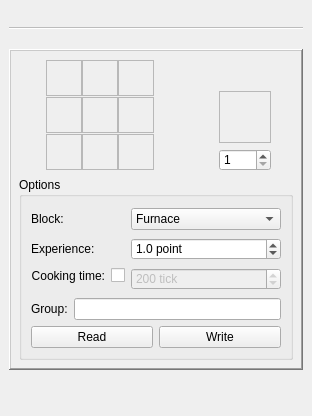
Before: the Qt Designer form src/visualrecipeeditordock.ui in IoeCmcomc/MCDatapacker, drawn with Qt 5.
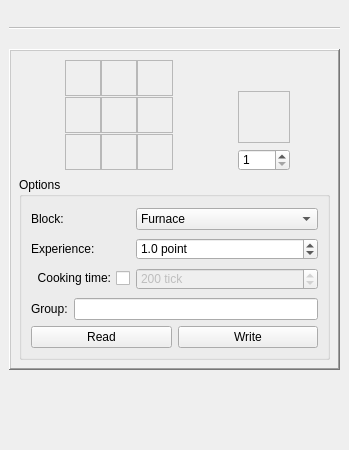
After: the same form once the commit is applied. The open tabs and pages were chosen to show the change. Icons and pictures are not drawn. Custom widgets are drawn as their Qt base class.

Diff of the .ui file:
```diff
--- a/src/visualrecipeeditordock.ui
+++ b/src/visualrecipeeditordock.ui
@@ -6,8 +6,8 @@
    <rect>
     <x>0</x>
     <y>0</y>
-    <width>312</width>
-    <height>416</height>
+    <width>349</width>
+    <height>450</height>
    </rect>
   </property>
   <property name="sizePolicy">
@@ -19,19 +19,15 @@
   <property name="minimumSize">
    <size>
     <width>293</width>
-    <height>416</height>
+    <height>420</height>
    </size>
   </property>
   <property name="font">
    <font>
-    <weight>50</weight>
     <bold>false</bold>
     <kerning>true</kerning>
    </font>
   </property>
-  <property name="features">
-   <set>QDockWidget::AllDockWidgetFeatures</set>
-  </property>
   <property name="allowedAreas">
    <set>Qt::AllDockWidgetAreas</set>
   </property>
@@ -97,9 +93,6 @@
            <verstretch>0</verstretch>
           </sizepolicy>
          </property>
-         <property name="autoFillBackground">
-          <bool>false</bool>
-         </property>
          <property name="styleSheet">
           <string notr="true">#customTabFrame {
 	margin-top: 20px;
@@ -856,9 +849,6 @@
                  <verstretch>0</verstretch>
                 </sizepolicy>
                </property>
-               <property name="styleSheet">
-                <string notr="true"/>
-               </property>
                <property name="currentIndex">
                 <number>0</number>
                </property>
@@ -1022,9 +1012,6 @@
                    <property name="layoutDirection">
                     <enum>Qt::RightToLeft</enum>
                    </property>
-                   <property name="styleSheet">
-                    <string notr="true">margin-left: -1px;</string>
-                   </property>
                    <property name="text">
                     <string>Cooking time:</string>
                    </property>
```
